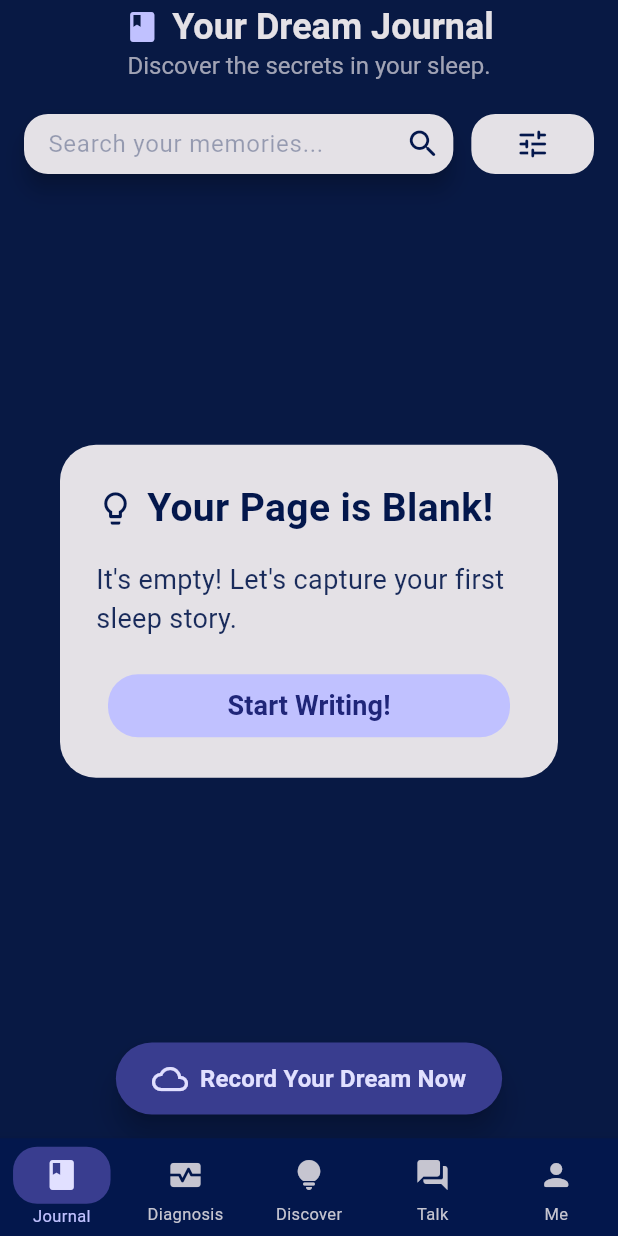
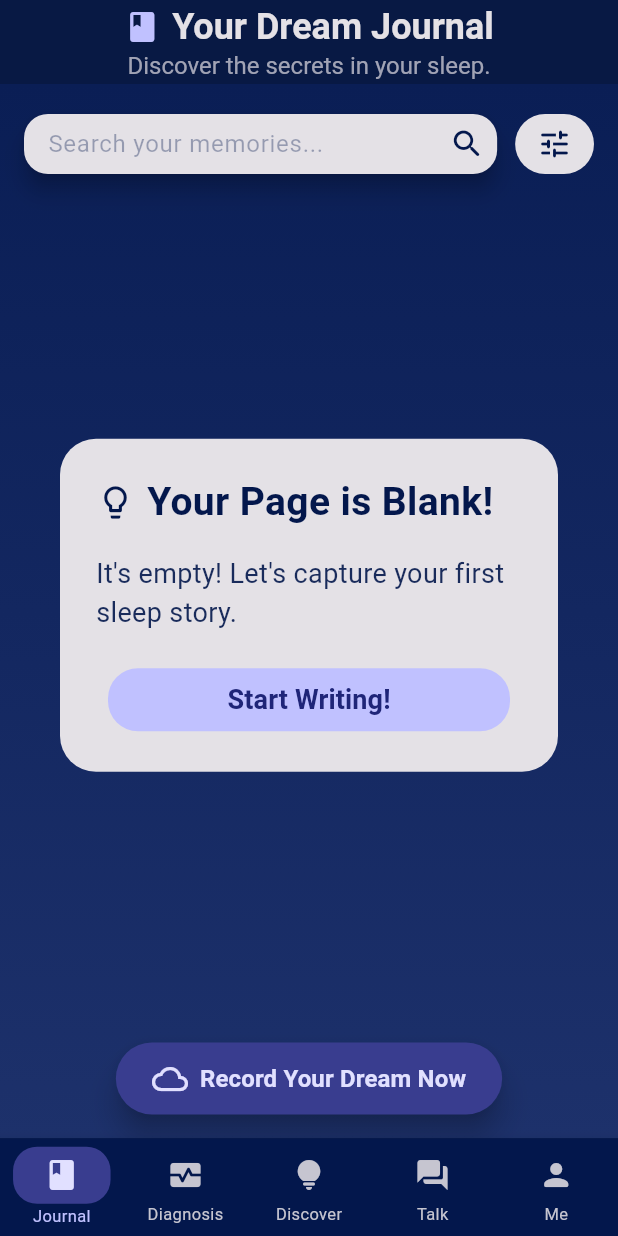
Before and after one commit to Bananacjc/DoctorDream, a Flutter app: the screen it shows after launch, on a phone screen of 412 x 824 dp. Run offline on Flutter 3.47's test engine with Material 3 defaults, Android fonts, the light colour scheme and no system bars; our stand-ins replace flutter_markdown, flutter_svg, geocoding, geolocator, google_fonts, google_generative_ai and 5 more; missing offline and left inert: audio_session, youtube_explode_dart; accounts and stored records are empty; network calls fail.

Commit message:
Changed some UI, hopefully wont have major change in the near future

```diff
--- a/lib/main.dart
+++ b/lib/main.dart
@@ -1,4 +1,5 @@
 import 'package:flutter/material.dart';
+import 'constants/color_constant.dart';
 import 'widgets/custom_bottom_navigation_bar.dart';
 import 'package:google_fonts/google_fonts.dart';
 
@@ -63,6 +64,11 @@ class MyApp extends StatelessWidget {
             color: Theme.of(context).colorScheme.onPrimary
           ),
         ),
+        textSelectionTheme: TextSelectionThemeData(
+          selectionColor: ColorConstant.primary.withAlpha(100),
+          selectionHandleColor: ColorConstant.primary,
+          cursorColor: ColorConstant.primary,
+        ),
         useMaterial3: true,
       ),
       home: const CustomBottomNavigationBar(),
--- a/lib/screens/dream_review_screen.dart
+++ b/lib/screens/dream_review_screen.dart
@@ -220,6 +220,7 @@ class _DreamReviewScreenState extends State<DreamReviewScreen> {
       builder: (context, child) {
         return Scaffold(
           appBar: AppBar(
+            backgroundColor: Colors.transparent,
             centerTitle: true,
             title: Column(
               children: [
@@ -253,20 +254,32 @@ class _DreamReviewScreenState extends State<DreamReviewScreen> {
               ],
             ),
           ),
-          body: Padding(
+          body: Container(
+            decoration: BoxDecoration(
+              gradient: LinearGradient(
+                begin: Alignment.topCenter,
+                end: Alignment.bottomCenter,
+                colors: [
+                  ColorConstant.surfaceContainer,
+                  ColorConstant.surfaceContainerHigh,
+                  ColorConstant.surfaceContainerHighest
+                ]
+              )
+            ),
+            child: Padding(
               padding: EdgeInsets.all(16),
               child: Column(
                 mainAxisAlignment: MainAxisAlignment.start,
                 children: [
                   // Search bar and filter
                   Padding(
-                  padding: EdgeInsets.only(bottom: 16),
+                    padding: EdgeInsets.only(bottom: 8),
                     child: Row(
                       mainAxisAlignment: MainAxisAlignment.spaceAround,
                       crossAxisAlignment: CrossAxisAlignment.center,
                       children: [
                         Expanded(
-                        flex: 7,
+                          flex: 12,
                           child: CustomSearchBar(
                             onSearch: (query) {
                               _viewModel.searchDreams(query);
@@ -380,6 +393,7 @@ class _DreamReviewScreenState extends State<DreamReviewScreen> {
                 ],
               ),
             ),
+          ),
         );
       },
     );
--- a/lib/widgets/custom_filter.dart
+++ b/lib/widgets/custom_filter.dart
@@ -20,7 +20,7 @@ class CustomFilter<T> extends StatelessWidget {
   Widget build(BuildContext context) {
     return Material(
       color: ColorConstant.inverseSurface,
-      borderRadius: BorderRadius.circular(16),
+      borderRadius: BorderRadius.circular(50),
       child: Theme(
         data: Theme.of(context).copyWith(
           textTheme: Theme.of(context).textTheme.apply(
--- a/lib/widgets/dream_diagnosis_item.dart
+++ b/lib/widgets/dream_diagnosis_item.dart
@@ -53,8 +53,8 @@ class DreamDiagnosisItem extends StatelessWidget {
           color: ColorConstant.surfaceContainerHighest,
           borderRadius: BorderRadius.circular(24),
           border: Border.all(
-            color: ColorConstant.tertiary.withAlpha(50),
-            width: 1,
+            color: ColorConstant.primary,
+            width: 2,
           ),
           boxShadow: [
             BoxShadow(
--- a/lib/widgets/dream_entry_item.dart
+++ b/lib/widgets/dream_entry_item.dart
@@ -34,6 +34,7 @@ class DreamEntryItem extends StatelessWidget {
         decoration: BoxDecoration(
           color: ColorConstant.surfaceContainerHigh,
           borderRadius: BorderRadius.circular(20),
+          border: Border.all(color: ColorConstant.primary, width: 2),
         ),
         child: Column(
           mainAxisAlignment: MainAxisAlignment.spaceEvenly,
@@ -54,7 +55,9 @@ class DreamEntryItem extends StatelessWidget {
 
             // Date
             Text(
-              DateFormat("MMM dd, yyyy - hh:mm a").format(dreamEntry.updatedAt),
+              DateFormat(
+                "MMM dd, yyyy \u00B7 hh:mm a",
+              ).format(dreamEntry.updatedAt),
               style: GoogleFonts.robotoFlex(
                 color: ColorConstant.onSurfaceVariant.withAlpha(153),
                 fontSize: 14,
@@ -78,7 +81,6 @@ class DreamEntryItem extends StatelessWidget {
                 maxLines: 2,
               ),
             ),
-
           ],
         ),
       ),
--- a/pubspec.yaml
+++ b/pubspec.yaml
@@ -38,7 +38,7 @@ dependencies:
   shared_preferences: ^2.5.3
   uuid: ^4.5.1
   flutter_svg: ^2.2.1
-  url_launcher: ^6.3.0 # spotify link launcher
+  url_launcher: ^6.3.2 # spotify link launcher
   google_generative_ai: ^0.4.7
   http: ^1.2.0
   youtube_explode_dart: ^3.0.5
```
Also changed, not shown: lib/data/services/gemini_prompts.dart (+23 -6 lines), lib/screens/dream_diagnosis_detail_screen.dart (+18 -2 lines), lib/screens/dream_diagnosis_screen.dart (+15 -2 lines). Lines whose indentation alone changed are shown as unchanged.
